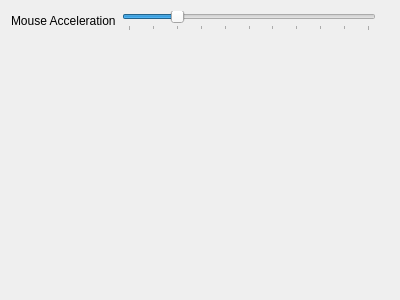
Before: the Qt Designer form src-qt5/core-utils/lumina-config/pages/page_mouse.ui in lumina-desktop/lumina, drawn with Qt 5.
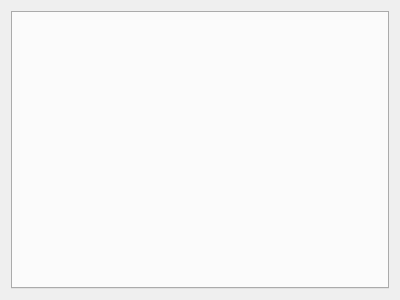
After: the same form once the commit is applied.

Commit message: Get the new input device routines almost ready. Still have the page disabled in lumina-config right now, but it is coming along nicely.

The edit to the form file:
```diff
--- a/src-qt5/core-utils/lumina-config/pages/page_mouse.ui
+++ b/src-qt5/core-utils/lumina-config/pages/page_mouse.ui
@@ -13,44 +13,17 @@
   <property name="windowTitle">
    <string>Form</string>
   </property>
-  <layout class="QFormLayout" name="formLayout">
-   <item row="0" column="0">
-    <widget class="QLabel" name="label">
-     <property name="text">
-      <string>Mouse Acceleration</string>
+  <layout class="QVBoxLayout" name="verticalLayout">
+   <item>
+    <widget class="QTabWidget" name="tabWidget">
+     <property name="iconSize">
+      <size>
+       <width>32</width>
+       <height>32</height>
+      </size>
      </property>
     </widget>
    </item>
-   <item row="0" column="1">
-    <layout class="QHBoxLayout" name="horizontalLayout">
-     <item>
-      <widget class="QSlider" name="slider_accel">
-       <property name="maximum">
-        <number>20</number>
-       </property>
-       <property name="value">
-        <number>4</number>
-       </property>
-       <property name="orientation">
-        <enum>Qt::Horizontal</enum>
-       </property>
-       <property name="tickPosition">
-        <enum>QSlider::TicksBelow</enum>
-       </property>
-       <property name="tickInterval">
-        <number>2</number>
-       </property>
-      </widget>
-     </item>
-     <item>
-      <widget class="QLabel" name="label_accel">
-       <property name="text">
-        <string notr="true"/>
-       </property>
-      </widget>
-     </item>
-    </layout>
-   </item>
   </layout>
  </widget>
  <resources/>
```
The commit also changes 6 other files.
